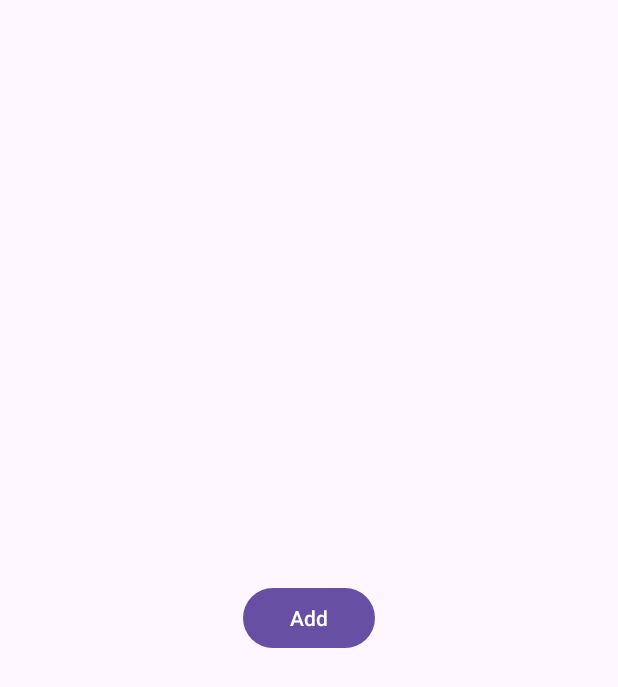
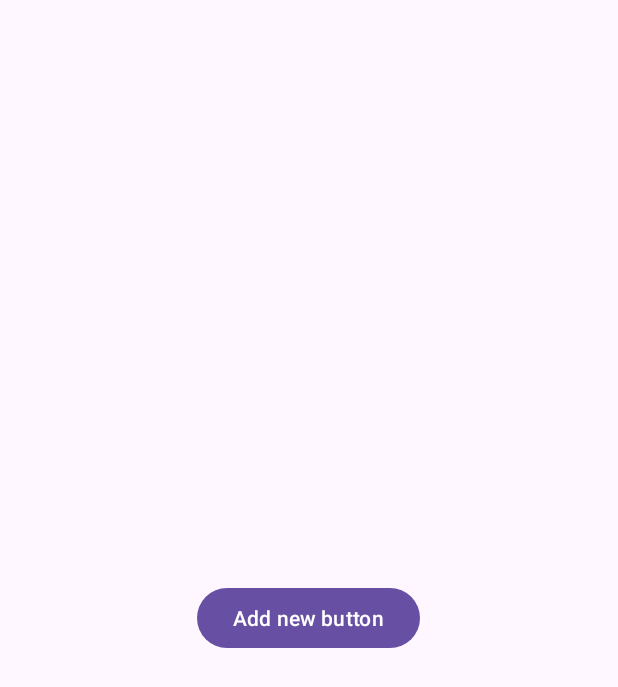
Before and after one commit to Eka666Sed/AddButton, an Android app: the screen it shows after launch (MainActivity), on a phone screen of 412 x 824 dp. Shown: the top 687 px of the screen. Run offline under Robolectric (Android 15) with nearby library versions, the phone set to English and light mode, and no system bars.

```diff
--- a/app/src/main/res/layout/activity_main.xml
+++ b/app/src/main/res/layout/activity_main.xml
@@ -9,6 +9,6 @@
         android:layout_width="wrap_content"
         android:layout_height="wrap_content"
         android:layout_centerInParent="true"
-        android:text="Add" />
+        android:text="Add new button" />
 
 </RelativeLayout>
```
